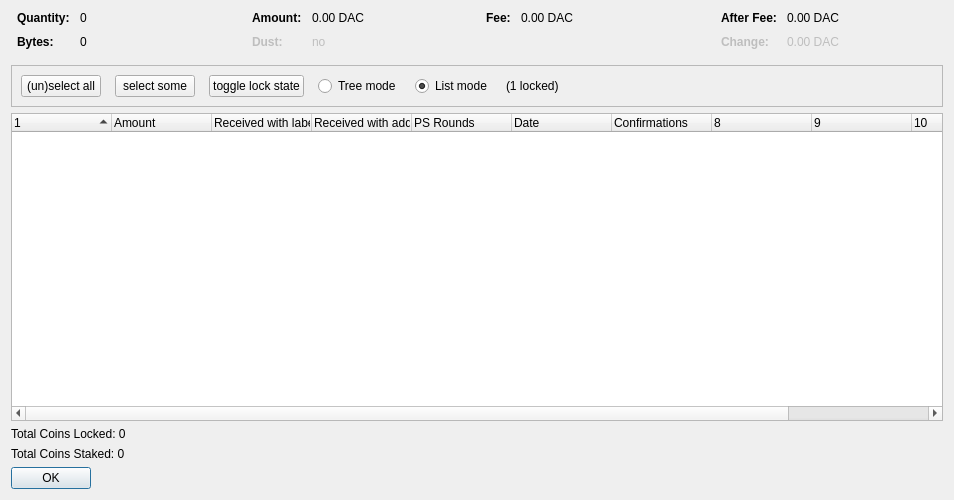
Qt form src/qt/forms/coincontroldialog.ui (biblepay/biblepay) before a commit.
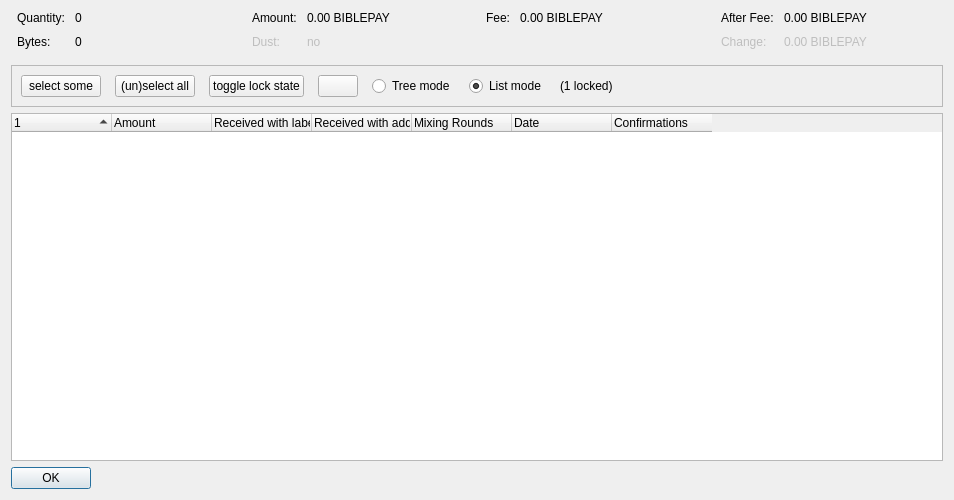
The same form after that commit. Custom widgets are drawn as their Qt base class.

Diff of the .ui file:
```diff
--- a/src/qt/forms/coincontroldialog.ui
+++ b/src/qt/forms/coincontroldialog.ui
@@ -38,12 +38,6 @@
        </property>
        <item row="0" column="0">
         <widget class="QLabel" name="labelCoinControlQuantityText">
-         <property name="font">
-          <font>
-           <weight>75</weight>
-           <bold>true</bold>
-          </font>
-         </property>
          <property name="text">
           <string>Quantity:</string>
          </property>
@@ -67,12 +61,6 @@
        </item>
        <item row="1" column="0">
         <widget class="QLabel" name="labelCoinControlBytesText">
-         <property name="font">
-          <font>
-           <weight>75</weight>
-           <bold>true</bold>
-          </font>
-         </property>
          <property name="text">
           <string>Bytes:</string>
          </property>
@@ -112,12 +100,6 @@
        </property>
        <item row="0" column="0">
         <widget class="QLabel" name="labelCoinControlAmountText">
-         <property name="font">
-          <font>
-           <weight>75</weight>
-           <bold>true</bold>
-          </font>
-         </property>
          <property name="text">
           <string>Amount:</string>
          </property>
@@ -132,7 +114,7 @@
           <enum>Qt::ActionsContextMenu</enum>
          </property>
          <property name="text">
-          <string notr="true">0.00 DAC</string>
+          <string notr="true">0.00 BIBLEPAY</string>
          </property>
          <property name="textInteractionFlags">
           <set>Qt::LinksAccessibleByMouse|Qt::TextSelectableByKeyboard|Qt::TextSelectableByMouse</set>
@@ -144,12 +126,6 @@
          <property name="enabled">
           <bool>false</bool>
          </property>
-         <property name="font">
-          <font>
-           <weight>75</weight>
-           <bold>true</bold>
-          </font>
-         </property>
          <property name="text">
           <string>Dust:</string>
          </property>
@@ -192,12 +168,6 @@
        </property>
        <item row="0" column="0">
         <widget class="QLabel" name="labelCoinControlFeeText">
-         <property name="font">
-          <font>
-           <weight>75</weight>
-           <bold>true</bold>
-          </font>
-         </property>
          <property name="text">
           <string>Fee:</string>
          </property>
@@ -212,7 +182,7 @@
           <enum>Qt::ActionsContextMenu</enum>
          </property>
          <property name="text">
-          <string notr="true">0.00 DAC</string>
+          <string notr="true">0.00 BIBLEPAY</string>
          </property>
          <property name="textInteractionFlags">
           <set>Qt::LinksAccessibleByMouse|Qt::TextSelectableByKeyboard|Qt::TextSelectableByMouse</set>
@@ -237,12 +207,6 @@
        </property>
        <item row="0" column="0">
         <widget class="QLabel" name="labelCoinControlAfterFeeText">
-         <property name="font">
-          <font>
-           <weight>75</weight>
-           <bold>true</bold>
-          </font>
-         </property>
          <property name="text">
           <string>After Fee:</string>
          </property>
@@ -257,7 +221,7 @@
           <enum>Qt::ActionsContextMenu</enum>
          </property>
          <property name="text">
-          <string notr="true">0.00 DAC</string>
+          <string notr="true">0.00 BIBLEPAY</string>
          </property>
          <property name="textInteractionFlags">
           <set>Qt::LinksAccessibleByMouse|Qt::TextSelectableByKeyboard|Qt::TextSelectableByMouse</set>
@@ -269,12 +233,6 @@
          <property name="enabled">
           <bool>false</bool>
          </property>
-         <property name="font">
-          <font>
-           <weight>75</weight>
-           <bold>true</bold>
-          </font>
-         </property>
          <property name="text">
           <string>Change:</string>
          </property>
@@ -292,7 +250,7 @@
           <enum>Qt::ActionsContextMenu</enum>
          </property>
          <property name="text">
-          <string notr="true">0.00 DAC</string>
+          <string notr="true">0.00 BIBLEPAY</string>
          </property>
          <property name="textInteractionFlags">
           <set>Qt::LinksAccessibleByMouse|Qt::TextSelectableByKeyboard|Qt::TextSelectableByMouse</set>
@@ -323,6 +281,23 @@
         <property name="spacing">
          <number>14</number>
         </property>
+        <item>
+	         <widget class="QPushButton" name="pushButtonSelectSome">
+	          <property name="sizePolicy">
+	           <sizepolicy hsizetype="Maximum" vsizetype="Fixed">
+	            <horstretch>0</horstretch>
+	            <verstretch>0</verstretch>
+	           </sizepolicy>
+	          </property>
+	          <property name="text">
+	           <string>select some</string>
+	          </property>
+	          <property name="autoDefault">
+	           <bool>false</bool>
+	          </property>
+	         </widget>
+	        </item>
+        
         <item>
          <widget class="QPushButton" name="pushButtonSelectAll">
           <property name="sizePolicy">
@@ -339,16 +314,6 @@
           </property>
          </widget>
         </item>
-        <item>
-         <widget class="QPushButton" name="pushButtonSelectSome">
-          <property name="text">
-           <string>select some</string>
-          </property>
-          <property name="autoDefault">
-           <bool>false</bool>
-          </property>
-         </widget>
-        </item>
         <item>
          <widget class="QPushButton" name="pushButtonToggleLock">
           <property name="sizePolicy">
@@ -365,6 +330,22 @@
           </property>
          </widget>
         </item>
+        <item>
+         <widget class="QPushButton" name="hideButton">
+          <property name="sizePolicy">
+           <sizepolicy hsizetype="Maximum" vsizetype="Fixed">
+            <horstretch>0</horstretch>
+            <verstretch>0</verstretch>
+           </sizepolicy>
+          </property>
+          <property name="text">
+           <string/>
+          </property>
+          <property name="autoDefault">
+           <bool>false</bool>
+          </property>
+         </widget>
+        </item>
         <item>
          <widget class="QRadioButton" name="radioTreeMode">
           <property name="sizePolicy">
@@ -428,7 +409,7 @@
       <bool>false</bool>
      </property>
      <property name="columnCount">
-      <number>11</number>
+      <number>7</number>
      </property>
      <attribute name="headerShowSortIndicator" stdset="0">
       <bool>true</bool>
@@ -458,7 +439,7 @@
      </column>
      <column>
       <property name="text">
-       <string>PS Rounds</string>
+       <string>Mixing Rounds</string>
       </property>
      </column>
      <column>
@@ -474,40 +455,6 @@
        <string>Confirmed</string>
       </property>
      </column>
-     <column>
-      <property name="text">
-       <string/>
-      </property>
-     </column>
-     <column>
-      <property name="text">
-       <string/>
-      </property>
-     </column>
-     <column>
-      <property name="text">
-       <string/>
-      </property>
-     </column>
-     <column>
-      <property name="text">
-       <string/>
-      </property>
-     </column>
-    </widget>
-   </item>
-   <item>
-    <widget class="QLabel" name="lblTotalCoinsLocked">
-     <property name="text">
-      <string>Total Coins Locked: 0</string>
-     </property>
-    </widget>
-   </item>
-   <item>
-    <widget class="QLabel" name="lblTotalCoinsStaked">
-     <property name="text">
-      <string>Total Coins Staked: 0</string>
-     </property>
     </widget>
    </item>
    <item>
```
Left out of the diff: 2 changed lines with no effect on the pictures.
